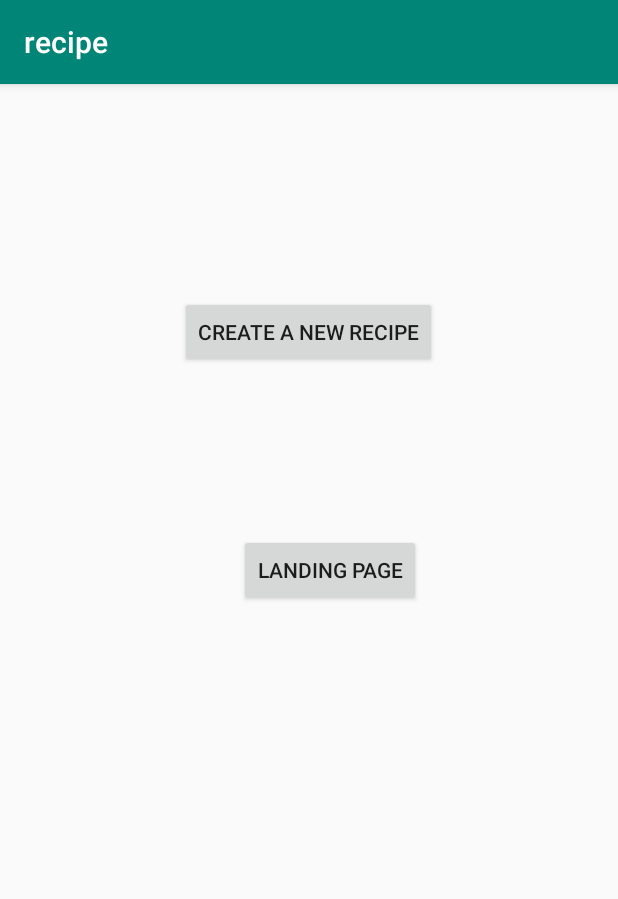
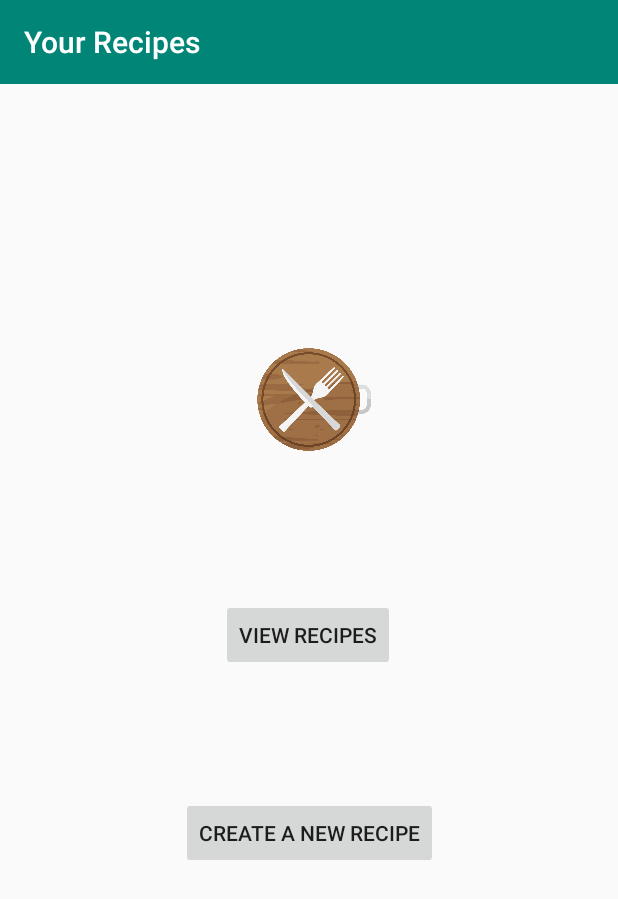
Before and after one commit to erinalicia02/recipe_app, an Android app: the screen it shows after launch (MainActivity), on a phone screen of 412 x 824 dp. Shown: the top 899 px of the screen. Run offline under Robolectric (Android 15) with nearby library versions, the light colour scheme and no system bars.

Commit message:
recipe class

```diff
--- a/app/src/main/AndroidManifest.xml
+++ b/app/src/main/AndroidManifest.xml
@@ -18,6 +18,8 @@
                 <category android:name="android.intent.category.LAUNCHER" />
             </intent-filter>
         </activity>
+        <activity android:name=".LandingPage"></activity>
+        <activity android:name=".Recipe"></activity>
     </application>
 
 </manifest>
--- a/app/src/main/java/com/example/recipe/MainActivity.java
+++ b/app/src/main/java/com/example/recipe/MainActivity.java
@@ -28,6 +28,7 @@ public class MainActivity extends AppCompatActivity {
         startActivity(intent2);
     }
 
+
     public void loadRecipe(){
         SharedPreferences pref = getApplicationContext().getSharedPreferences("MyPref", 0);
         String recipeJson = pref.getString("recipe", null);
--- a/app/src/main/res/layout/activity_main.xml
+++ b/app/src/main/res/layout/activity_main.xml
@@ -10,28 +10,45 @@
         android:id="@+id/newRecipe"
         android:layout_width="wrap_content"
         android:layout_height="wrap_content"
+        android:layout_marginTop="32dp"
         android:onClick="createNewRecipe"
         android:text="@string/button_new_recipe"
         app:layout_constraintBottom_toBottomOf="parent"
         app:layout_constraintEnd_toEndOf="parent"
-        app:layout_constraintHorizontal_bias="0.498"
         app:layout_constraintStart_toStartOf="parent"
         app:layout_constraintTop_toTopOf="parent"
-        app:layout_constraintVertical_bias="0.196" />
+        app:layout_constraintVertical_bias="0.644" />
 
     <Button
         android:id="@+id/button3"
         android:layout_width="wrap_content"
         android:layout_height="wrap_content"
-        android:layout_marginStart="158dp"
-        android:layout_marginLeft="158dp"
-        android:layout_marginEnd="130dp"
-        android:layout_marginRight="130dp"
-        android:layout_marginBottom="420dp"
+        android:layout_marginStart="32dp"
+        android:layout_marginLeft="32dp"
+        android:layout_marginTop="343dp"
+        android:layout_marginEnd="32dp"
+        android:layout_marginRight="32dp"
+        android:layout_marginBottom="340dp"
         android:onClick="landingPage"
         android:text="@string/landing"
         app:layout_constraintBottom_toBottomOf="parent"
         app:layout_constraintEnd_toEndOf="parent"
-        app:layout_constraintStart_toStartOf="parent" />
+        app:layout_constraintHorizontal_bias="0.497"
+        app:layout_constraintStart_toStartOf="parent"
+        app:layout_constraintTop_toTopOf="parent"
+        app:layout_constraintVertical_bias="0.0" />
+
+    <ImageView
+        android:id="@+id/imageView6"
+        android:layout_width="196dp"
+        android:layout_height="149dp"
+        android:contentDescription="@string/app_name"
+        app:layout_constraintBottom_toTopOf="@+id/button3"
+        app:layout_constraintEnd_toEndOf="parent"
+        app:layout_constraintHorizontal_bias="0.497"
+        app:layout_constraintStart_toStartOf="parent"
+        app:layout_constraintTop_toTopOf="parent"
+        app:layout_constraintVertical_bias="0.68"
+        app:srcCompat="@drawable/app_icon" />
 
 </androidx.constraintlayout.widget.ConstraintLayout>
--- a/app/src/main/res/layout/activity_new_recipe.xml
+++ b/app/src/main/res/layout/activity_new_recipe.xml
@@ -24,11 +24,14 @@
         android:layout_width="308dp"
         android:layout_height="583dp"
         android:layout_margin="5px"
+        android:layout_marginTop="1dp"
+        android:layout_marginBottom="1dp"
         android:orientation="vertical"
+        app:layout_constraintBottom_toBottomOf="parent"
         app:layout_constraintEnd_toEndOf="parent"
         app:layout_constraintHorizontal_bias="0.5"
         app:layout_constraintStart_toStartOf="parent"
-        tools:layout_editor_absoluteY="147dp">
+        app:layout_constraintTop_toBottomOf="@+id/imageView4">
 
         <TextView
             android:id="@+id/textView5"
--- a/app/src/main/res/values/strings.xml
+++ b/app/src/main/res/values/strings.xml
@@ -1,9 +1,12 @@
 <resources>
-    <string name="app_name">recipe</string>
+    <string name="app_name">Your Recipes</string>
     <string name="button_new_recipe">Create A New Recipe</string>
     <string name="button_search">Search</string>
     <string name="recipe_name">Recipe Name</string>
     <string name="button_menu">Menu</string>
     <string name="search">Search</string>
-    <string name="landing">Landing Page</string>
+    <string name="landing">View Recipes</string>
+    <string name="ex1">Japanese Cuisine Mussels With Lentils</string>
+    <string name="ex2">French Fries with Chicken Sauce</string>
+    <string name="ex3">Italian Pasta Manicotti with Canoli and Cheese</string>
 </resources>
```
Also changed, not shown: app/src/main/java/com/example/recipe/LandingPage.java (+13 -4 lines), app/src/main/java/com/example/recipe/Recipe.java (+6 -1 lines), app/src/main/res/layout/activity_landing_page.xml (+14 -11 lines), app/src/main/res/drawable/app_icon.png (added), app/src/main/res/drawable/rectangle_3.png (added), 2 other files.
